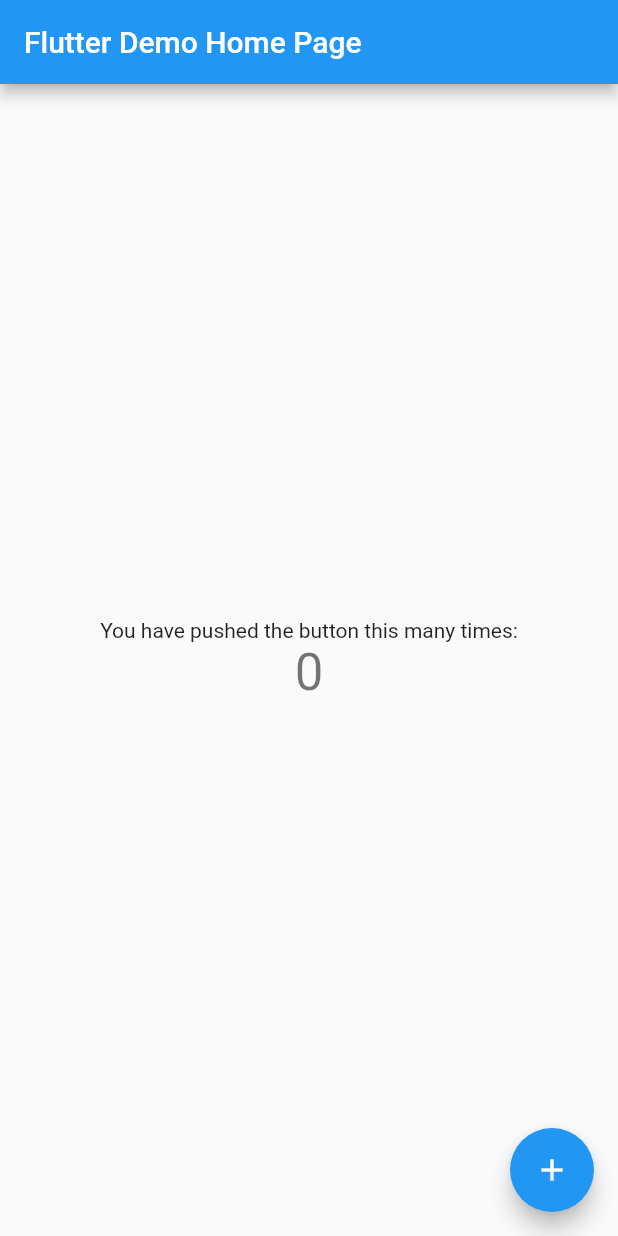
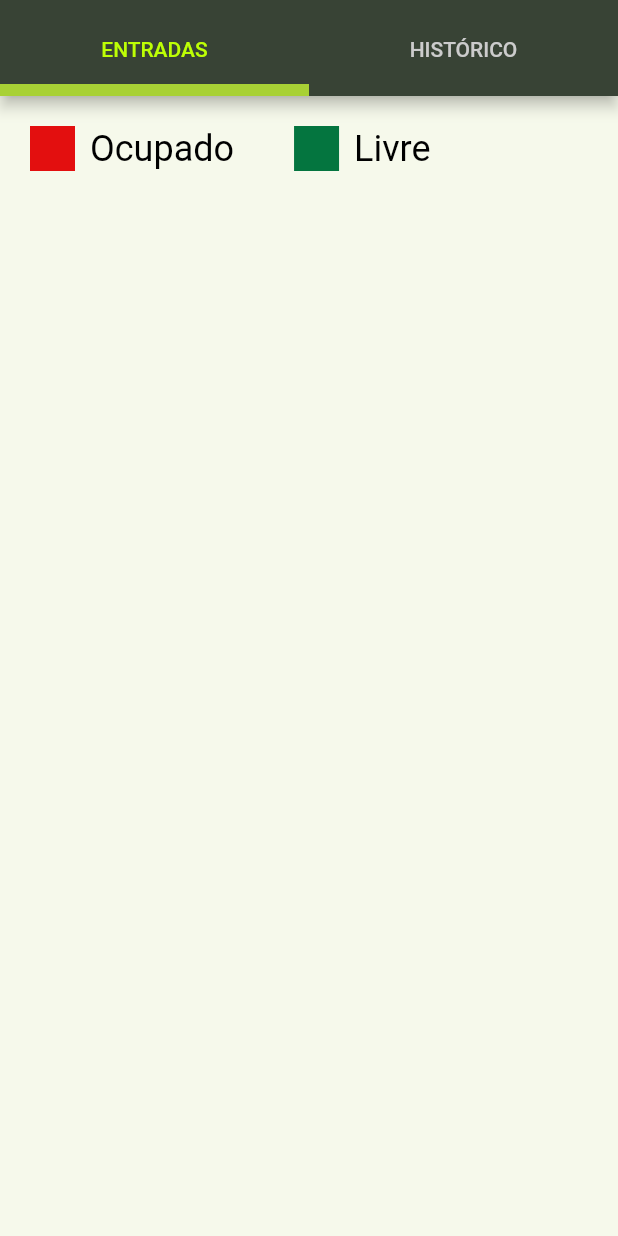
Before and after one commit to joao-vgarcia/parking, a Flutter app: the screen it shows after launch, on a phone screen of 412 x 824 dp. Run offline on Flutter 3.47's test engine with Material 2 defaults, Android fonts, the light colour scheme and no system bars.

Commit message:
set screen and tab bars

```diff
--- a/lib/main.dart
+++ b/lib/main.dart
@@ -1,115 +1,22 @@
 import 'package:flutter/material.dart';
+import 'package:flutter/services.dart';
+import 'package:parking/modules/main_screen.dart';
 
 void main() {
-  runApp(const MyApp());
+  runApp(MyApp());
 }
 
 class MyApp extends StatelessWidget {
-  const MyApp({Key? key}) : super(key: key);
-
-  // This widget is the root of your application.
   @override
   Widget build(BuildContext context) {
+    SystemChrome.setPreferredOrientations([DeviceOrientation.portraitUp]);
     return MaterialApp(
-      title: 'Flutter Demo',
+      debugShowCheckedModeBanner: false,
+      title: 'Parking',
       theme: ThemeData(
-        // This is the theme of your application.
-        //
-        // Try running your application with "flutter run". You'll see the
-        // application has a blue toolbar. Then, without quitting the app, try
-        // changing the primarySwatch below to Colors.green and then invoke
-        // "hot reload" (press "r" in the console where you ran "flutter run",
-        // or simply save your changes to "hot reload" in a Flutter IDE).
-        // Notice that the counter didn't reset back to zero; the application
-        // is not restarted.
         primarySwatch: Colors.blue,
       ),
-      home: const MyHomePage(title: 'Flutter Demo Home Page'),
+      home: MainScreen(),
     );
   }
 }
-
-class MyHomePage extends StatefulWidget {
-  const MyHomePage({Key? key, required this.title}) : super(key: key);
-
-  // This widget is the home page of your application. It is stateful, meaning
-  // that it has a State object (defined below) that contains fields that affect
-  // how it looks.
-
-  // This class is the configuration for the state. It holds the values (in this
-  // case the title) provided by the parent (in this case the App widget) and
-  // used by the build method of the State. Fields in a Widget subclass are
-  // always marked "final".
-
-  final String title;
-
-  @override
-  State<MyHomePage> createState() => _MyHomePageState();
-}
-
-class _MyHomePageState extends State<MyHomePage> {
-  int _counter = 0;
-
-  void _incrementCounter() {
-    setState(() {
-      // This call to setState tells the Flutter framework that something has
-      // changed in this State, which causes it to rerun the build method below
-      // so that the display can reflect the updated values. If we changed
-      // _counter without calling setState(), then the build method would not be
-      // called again, and so nothing would appear to happen.
-      _counter++;
-    });
-  }
-
-  @override
-  Widget build(BuildContext context) {
-    // This method is rerun every time setState is called, for instance as done
-    // by the _incrementCounter method above.
-    //
-    // The Flutter framework has been optimized to make rerunning build methods
-    // fast, so that you can just rebuild anything that needs updating rather
-    // than having to individually change instances of widgets.
-    return Scaffold(
-      appBar: AppBar(
-        // Here we take the value from the MyHomePage object that was created by
-        // the App.build method, and use it to set our appbar title.
-        title: Text(widget.title),
-      ),
-      body: Center(
-        // Center is a layout widget. It takes a single child and positions it
-        // in the middle of the parent.
-        child: Column(
-          // Column is also a layout widget. It takes a list of children and
-          // arranges them vertically. By default, it sizes itself to fit its
-          // children horizontally, and tries to be as tall as its parent.
-          //
-          // Invoke "debug painting" (press "p" in the console, choose the
-          // "Toggle Debug Paint" action from the Flutter Inspector in Android
-          // Studio, or the "Toggle Debug Paint" command in Visual Studio Code)
-          // to see the wireframe for each widget.
-          //
-          // Column has various properties to control how it sizes itself and
-          // how it positions its children. Here we use mainAxisAlignment to
-          // center the children vertically; the main axis here is the vertical
-          // axis because Columns are vertical (the cross axis would be
-          // horizontal).
-          mainAxisAlignment: MainAxisAlignment.center,
-          children: <Widget>[
-            const Text(
-              'You have pushed the button this many times:',
-            ),
-            Text(
-              '$_counter',
-              style: Theme.of(context).textTheme.headline4,
-            ),
-          ],
-        ),
-      ),
-      floatingActionButton: FloatingActionButton(
-        onPressed: _incrementCounter,
-        tooltip: 'Increment',
-        child: const Icon(Icons.add),
-      ), // This trailing comma makes auto-formatting nicer for build methods.
-    );
-  }
-}
--- /dev/null
+++ b/lib/modules/main_screen.dart
@@ -0,0 +1,43 @@
+import 'package:flutter/material.dart';
+import 'package:parking/modules/widgets/organisms/entrance_screen.dart';
+import 'package:parking/modules/widgets/organisms/historic_screen.dart';
+
+class MainScreen extends StatefulWidget {
+  const MainScreen({Key? key}) : super(key: key);
+
+  @override
+  _MainScreenState createState() => _MainScreenState();
+}
+
+class _MainScreenState extends State<MainScreen>
+    with SingleTickerProviderStateMixin {
+  @override
+  Widget build(BuildContext context) {
+    return DefaultTabController(
+      length: 2,
+      child: Scaffold(
+        appBar: AppBar(
+          toolbarHeight: 10,
+          foregroundColor: const Color(0xFF384335),
+          backgroundColor: const Color(0xFF384335),
+          bottom: const TabBar(
+            tabs: [
+              Tab(text: 'ENTRADAS'),
+              Tab(text: 'HISTÓRICO'),
+            ],
+            labelColor: Color(0xFFBDFF05),
+            indicatorColor: Color(0xFFA8D135),
+            unselectedLabelColor: Color(0xFFCCCCCC),
+            indicatorWeight: 8,
+          ),
+        ),
+        body: const TabBarView(
+          children: [
+            EntranceScreen(),
+            HistoricScreen(),
+          ],
+        ),
+      ),
+    );
+  }
+}
--- /dev/null
+++ b/lib/modules/widgets/organisms/entrance_screen.dart
@@ -0,0 +1,64 @@
+import 'package:flutter/material.dart';
+
+class EntranceScreen extends StatefulWidget {
+  const EntranceScreen({Key? key}) : super(key: key);
+
+  @override
+  _EntranceScreenState createState() => _EntranceScreenState();
+}
+
+class _EntranceScreenState extends State<EntranceScreen> {
+  @override
+  Widget build(BuildContext context) {
+    return Container(
+      height: double.infinity,
+      color: const Color(0x44EAF8C3),
+      child: Column(
+        mainAxisSize: MainAxisSize.max,
+        children: [
+          Padding(
+            padding: const EdgeInsets.only(top: 20),
+            child: Row(
+              children: [
+                Padding(
+                  padding: const EdgeInsets.symmetric(horizontal: 20.0),
+                  child: Row(
+                    children: [
+                      Container(
+                        height: 30,
+                        width: 30,
+                        margin: const EdgeInsets.only(right: 10),
+                        color: const Color(0xFFE30F0F),
+                      ),
+                      const Text(
+                        'Ocupado',
+                        style: TextStyle(fontSize: 24, color: Colors.black),
+                      )
+                    ],
+                  ),
+                ),
+                Padding(
+                  padding: const EdgeInsets.symmetric(horizontal: 20.0),
+                  child: Row(
+                    children: [
+                      Container(
+                        height: 30,
+                        width: 30,
+                        margin: const EdgeInsets.only(right: 10),
+                        color: const Color(0xFF04753F),
+                      ),
+                      const Text(
+                        'Livre',
+                        style: TextStyle(fontSize: 24, color: Colors.black),
+                      )
+                    ],
+                  ),
+                ),
+              ],
+            ),
+          )
+        ],
+      ),
+    );
+  }
+}
--- /dev/null
+++ b/lib/modules/widgets/organisms/historic_screen.dart
@@ -0,0 +1,18 @@
+import 'package:flutter/material.dart';
+
+class HistoricScreen extends StatefulWidget {
+  const HistoricScreen({ Key? key }) : super(key: key);
+
+  @override
+  _HistoricScreenState createState() => _HistoricScreenState();
+}
+
+class _HistoricScreenState extends State<HistoricScreen> {
+  @override
+  Widget build(BuildContext context) {
+    return  Container(
+            height: double.infinity,
+            color: Color(0xFFEAF8C3),
+          );
+  }
+}
```
Also changed, not shown: 2 other files.
